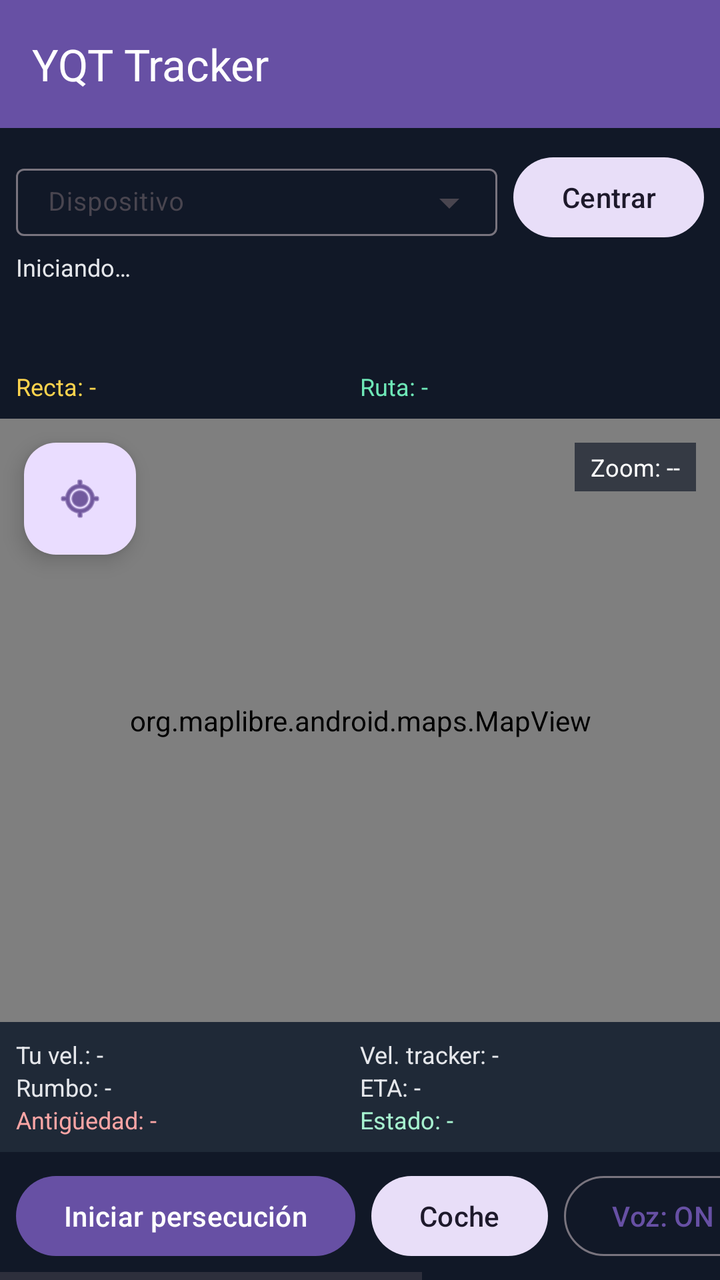
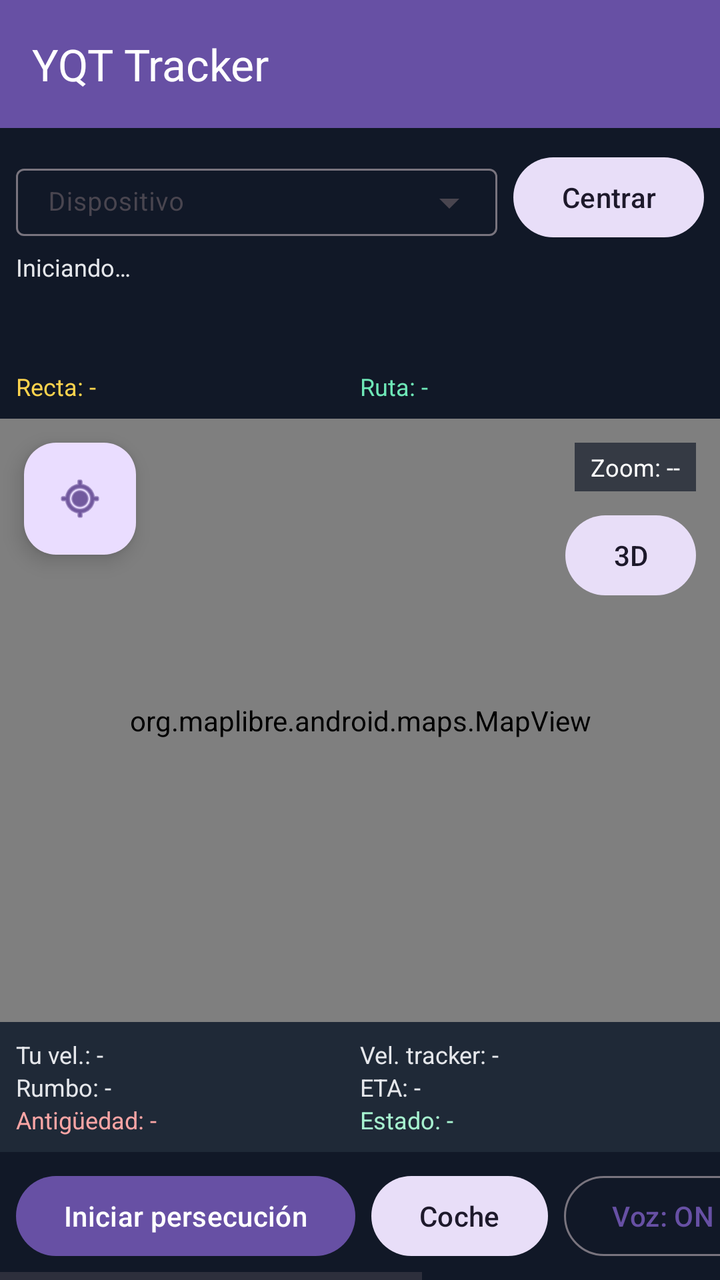

An Android layout rendered at two revisions. The XML below is the earlier revision; the diff shows what the commit changed to produce the second picture.
<!-- AndroidManifest.xml: application theme Theme.YQTTracker -->
<!-- res/layout/activity_map.xml -->
<?xml version="1.0" encoding="utf-8"?>
<LinearLayout xmlns:android="http://schemas.android.com/apk/res/android"
    xmlns:app="http://schemas.android.com/apk/res-auto"
    android:layout_width="match_parent"
    android:layout_height="match_parent"
    android:orientation="vertical">

    <com.google.android.material.appbar.MaterialToolbar
        android:id="@+id/toolbar"
        android:layout_width="match_parent"
        android:layout_height="wrap_content"
        android:background="?attr/colorPrimary"
        android:theme="@style/ThemeOverlay.Material3.Dark.ActionBar"
        app:title="@string/app_name" />

    <LinearLayout
        android:id="@+id/topPanel"
        android:layout_width="match_parent"
        android:layout_height="wrap_content"
        android:background="#111827"
        android:orientation="vertical"
        android:padding="8dp">

        <LinearLayout
            android:layout_width="match_parent"
            android:layout_height="wrap_content"
            android:orientation="horizontal"
            android:gravity="center_vertical">

            <com.google.android.material.textfield.TextInputLayout
                android:id="@+id/deviceSelectorLayout"
                style="@style/Widget.Material3.TextInputLayout.OutlinedBox.ExposedDropdownMenu"
                android:layout_width="0dp"
                android:layout_height="wrap_content"
                android:layout_weight="1"
                android:hint="Dispositivo"
                app:endIconMode="dropdown_menu">

                <com.google.android.material.textfield.MaterialAutoCompleteTextView
                    android:id="@+id/deviceSelector"
                    android:layout_width="match_parent"
                    android:layout_height="wrap_content"
                    android:inputType="none"
                    android:textColor="#FFFFFF"
                    android:textSize="13sp"
                    android:paddingTop="8dp"
                    android:paddingBottom="8dp" />
            </com.google.android.material.textfield.TextInputLayout>

            <com.google.android.material.button.MaterialButton
                android:id="@+id/centerDeviceButton"
                style="@style/Widget.Material3.Button.TonalButton"
                android:layout_width="wrap_content"
                android:layout_height="wrap_content"
                android:layout_marginStart="8dp"
                android:minWidth="0dp"
                android:text="Centrar" />
        </LinearLayout>

        <TextView
            android:id="@+id/statusText"
            android:layout_width="match_parent"
            android:layout_height="wrap_content"
            android:textColor="#E5E7EB"
            android:textSize="12sp"
            android:text="Iniciando…" />

        <TextView
            android:id="@+id/nextManeuverText"
            android:layout_width="match_parent"
            android:layout_height="wrap_content"
            android:textColor="#FFFFFF"
            android:textSize="16sp"
            android:textStyle="bold"
            android:text=""
            android:paddingTop="2dp" />

        <TextView
            android:id="@+id/routeText"
            android:layout_width="match_parent"
            android:layout_height="wrap_content"
            android:textColor="#93C5FD"
            android:textSize="13sp"
            android:text="" />

        <TextView
            android:id="@+id/navInstructionText"
            android:layout_width="match_parent"
            android:layout_height="wrap_content"
            android:textColor="#D1FAE5"
            android:textSize="13sp"
            android:paddingTop="2dp"
            android:visibility="gone"
            android:text="" />

        <LinearLayout
            android:layout_width="match_parent"
            android:layout_height="wrap_content"
            android:orientation="horizontal"
            android:paddingTop="2dp">

            <TextView
                android:id="@+id/straightDistanceText"
                android:layout_width="0dp"
                android:layout_height="wrap_content"
                android:layout_weight="1"
                android:textColor="#FCD34D"
                android:textSize="12sp"
                android:text="Recta: -" />

            <TextView
                android:id="@+id/routeDistanceText"
                android:layout_width="0dp"
                android:layout_height="wrap_content"
                android:layout_weight="1"
                android:textColor="#6EE7B7"
                android:textSize="12sp"
                android:text="Ruta: -" />
        </LinearLayout>
    </LinearLayout>

    <FrameLayout
        android:layout_width="match_parent"
        android:layout_height="0dp"
        android:layout_weight="1">

        <org.maplibre.android.maps.MapView
            android:id="@+id/map"
            android:layout_width="match_parent"
            android:layout_height="match_parent" />

        <com.google.android.material.floatingactionbutton.FloatingActionButton
            android:id="@+id/myLocationButton"
            android:layout_width="wrap_content"
            android:layout_height="wrap_content"
            android:layout_gravity="top|start"
            android:layout_margin="12dp"
            android:contentDescription="@string/my_location"
            app:srcCompat="@android:drawable/ic_menu_mylocation" />

        <TextView
            android:id="@+id/zoomIndicatorText"
            android:layout_width="wrap_content"
            android:layout_height="wrap_content"
            android:layout_gravity="top|end"
            android:layout_margin="12dp"
            android:background="#AA111827"
            android:paddingStart="8dp"
            android:paddingEnd="8dp"
            android:paddingTop="4dp"
            android:paddingBottom="4dp"
            android:text="Zoom: --"
            android:textColor="#FFFFFF"
            android:textSize="12sp" />

        <com.google.android.material.button.MaterialButton
            android:id="@+id/recenterNavButton"
            style="@style/Widget.Material3.Button.TonalButton"
            android:layout_width="wrap_content"
            android:layout_height="wrap_content"
            android:layout_gravity="bottom|center_horizontal"
            android:layout_marginBottom="16dp"
            android:text="Volver a navegación"
            android:visibility="gone" />
    </FrameLayout>

    <LinearLayout
        android:id="@+id/bottomPanel"
        android:layout_width="match_parent"
        android:layout_height="wrap_content"
        android:background="#1F2937"
        android:orientation="vertical"
        android:padding="8dp">

        <LinearLayout
            android:layout_width="match_parent"
            android:layout_height="wrap_content"
            android:orientation="horizontal">

            <TextView
                android:id="@+id/userSpeedText"
                android:layout_width="0dp"
                android:layout_height="wrap_content"
                android:layout_weight="1"
                android:textColor="#E5E7EB"
                android:textSize="12sp"
                android:text="Tu vel.: -" />

            <TextView
                android:id="@+id/trackerSpeedText"
                android:layout_width="0dp"
                android:layout_height="wrap_content"
                android:layout_weight="1"
                android:textColor="#E5E7EB"
                android:textSize="12sp"
                android:text="Vel. tracker: -" />
        </LinearLayout>

        <LinearLayout
            android:layout_width="match_parent"
            android:layout_height="wrap_content"
            android:orientation="horizontal">

            <TextView
                android:id="@+id/trackerHeadingText"
                android:layout_width="0dp"
                android:layout_height="wrap_content"
                android:layout_weight="1"
                android:textColor="#E5E7EB"
                android:textSize="12sp"
                android:text="Rumbo: -" />

            <TextView
                android:id="@+id/etaText"
                android:layout_width="0dp"
                android:layout_height="wrap_content"
                android:layout_weight="1"
                android:textColor="#E5E7EB"
                android:textSize="12sp"
                android:text="ETA: -" />
        </LinearLayout>

        <LinearLayout
            android:layout_width="match_parent"
            android:layout_height="wrap_content"
            android:orientation="horizontal">

            <TextView
                android:id="@+id/lastUpdateAgeText"
                android:layout_width="0dp"
                android:layout_height="wrap_content"
                android:layout_weight="1"
                android:textColor="#FCA5A5"
                android:textSize="12sp"
                android:text="Antigüedad: -" />

            <TextView
                android:id="@+id/connectionStateText"
                android:layout_width="0dp"
                android:layout_height="wrap_content"
                android:layout_weight="1"
                android:textColor="#A7F3D0"
                android:textSize="12sp"
                android:text="Estado: -" />
        </LinearLayout>
    </LinearLayout>

    <HorizontalScrollView
        android:layout_width="match_parent"
        android:layout_height="wrap_content"
        android:fillViewport="true"
        android:background="#111827">

        <LinearLayout
            android:layout_width="wrap_content"
            android:layout_height="wrap_content"
            android:orientation="horizontal"
            android:padding="8dp"
            android:gravity="center_vertical">

            <com.google.android.material.button.MaterialButton
                android:id="@+id/startPursuitButton"
                style="@style/Widget.Material3.Button"
                android:layout_width="wrap_content"
                android:layout_height="wrap_content"
                android:text="Iniciar persecución" />

            <com.google.android.material.button.MaterialButton
                android:id="@+id/profileButton"
                style="@style/Widget.Material3.Button.TonalButton"
                android:layout_width="wrap_content"
                android:layout_height="wrap_content"
                android:layout_marginStart="8dp"
                android:text="Coche" />

            <com.google.android.material.button.MaterialButton
                android:id="@+id/voiceToggleButton"
                style="@style/Widget.Material3.Button.OutlinedButton"
                android:layout_width="wrap_content"
                android:layout_height="wrap_content"
                android:layout_marginStart="8dp"
                android:text="Voz: ON" />

            <com.google.android.material.button.MaterialButton
                android:id="@+id/followExternalButton"
                style="@style/Widget.Material3.Button.OutlinedButton"
                android:layout_width="wrap_content"
                android:layout_height="wrap_content"
                android:layout_marginStart="8dp"
                android:text="@string/follow_external" />

            <com.google.android.material.button.MaterialButton
                android:id="@+id/followButton"
                style="@style/Widget.Material3.Button.OutlinedButton"
                android:layout_width="wrap_content"
                android:layout_height="wrap_content"
                android:layout_marginStart="8dp"
                android:text="@string/follow"
                android:visibility="gone" />
        </LinearLayout>
    </HorizontalScrollView>

</LinearLayout>
<!-- resources referenced by this layout -->
<resources>
  <string name="app_name">YQT Tracker</string>
  <string name="follow">Perseguir</string>
  <string name="follow_external">Perseguir en Google Maps</string>
  <string name="my_location">Mi ubicación</string>
  <style name="Theme.YQTTracker" parent="Theme.Material3.DayNight.NoActionBar">
          <item name="colorPrimary">@color/purple_500</item>
          <item name="colorSecondary">@color/teal_200</item>
      </style>
  <color name="purple_500">#6750A4</color>
  <color name="teal_200">#03DAC5</color>
</resources>

<!-- the commit's change to res/layout/activity_map.xml (unified diff, before → after) -->
@@ -138,20 +138,36 @@
             android:contentDescription="@string/my_location"
             app:srcCompat="@android:drawable/ic_menu_mylocation" />
 
-        <TextView
-            android:id="@+id/zoomIndicatorText"
+        <LinearLayout
             android:layout_width="wrap_content"
             android:layout_height="wrap_content"
             android:layout_gravity="top|end"
             android:layout_margin="12dp"
-            android:background="#AA111827"
-            android:paddingStart="8dp"
-            android:paddingEnd="8dp"
-            android:paddingTop="4dp"
-            android:paddingBottom="4dp"
-            android:text="Zoom: --"
-            android:textColor="#FFFFFF"
-            android:textSize="12sp" />
+            android:orientation="vertical"
+            android:gravity="end">
+
+            <TextView
+                android:id="@+id/zoomIndicatorText"
+                android:layout_width="wrap_content"
+                android:layout_height="wrap_content"
+                android:background="#AA111827"
+                android:paddingStart="8dp"
+                android:paddingEnd="8dp"
+                android:paddingTop="4dp"
+                android:paddingBottom="4dp"
+                android:text="Zoom: --"
+                android:textColor="#FFFFFF"
+                android:textSize="12sp" />
+
+            <com.google.android.material.button.MaterialButton
+                android:id="@+id/viewModeButton"
+                style="@style/Widget.Material3.Button.TonalButton"
+                android:layout_width="wrap_content"
+                android:layout_height="wrap_content"
+                android:layout_marginTop="8dp"
+                android:minWidth="0dp"
+                android:text="3D" />
+        </LinearLayout>
 
         <com.google.android.material.button.MaterialButton
             android:id="@+id/recenterNavButton"
